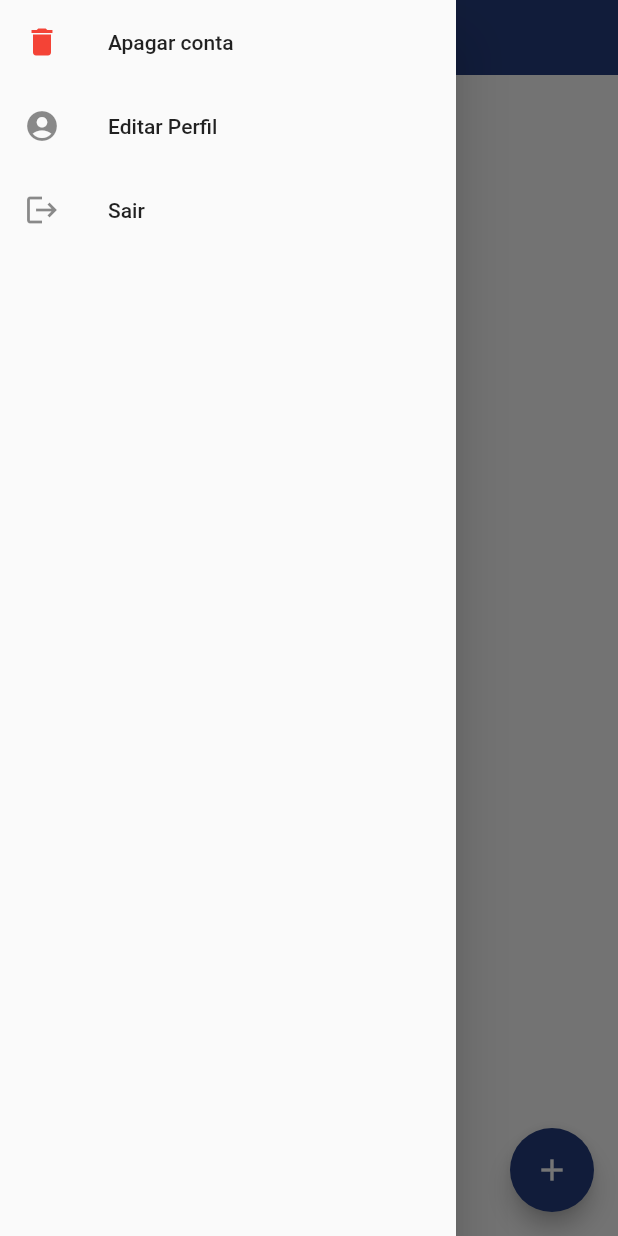
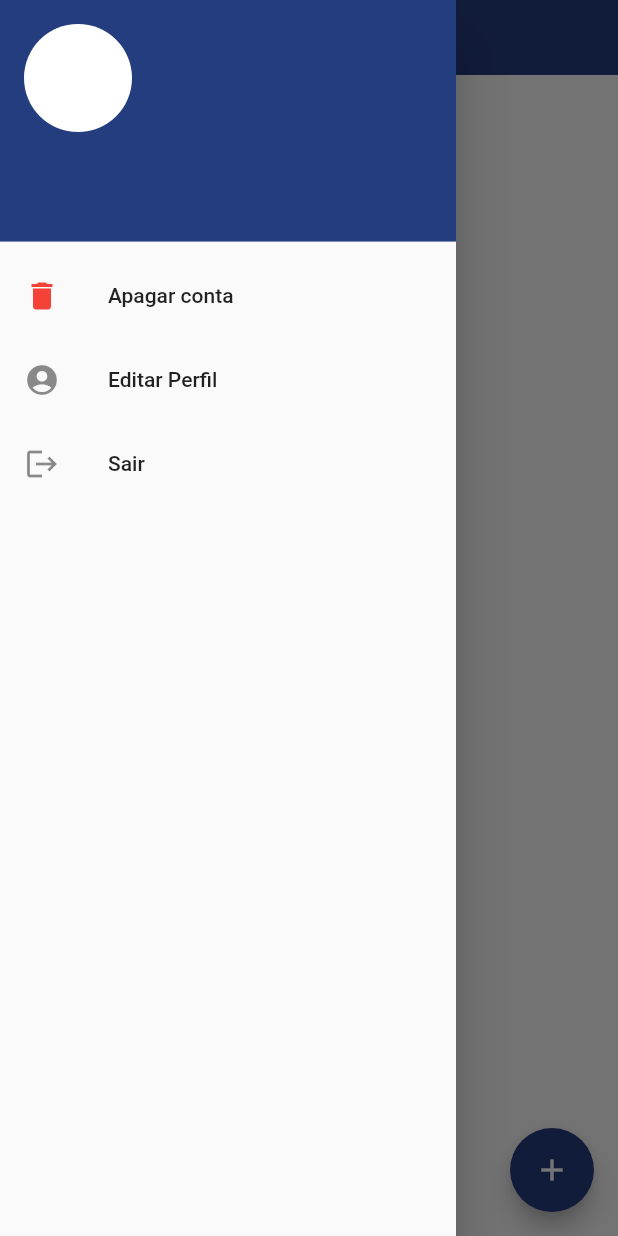
Before and after one commit to GustavoBarroso/seg, a Flutter app: the screen it shows once a user with an empty profile is signed in, with the side drawer open, on a phone screen of 412 x 824 dp. Run offline on Flutter 3.47's test engine with Material 2 defaults, Android fonts, the phone set to English and light mode, and no system bars; our stand-ins replace firebase_auth, firebase_core, geolocator, image_picker, permission_handler; accounts and stored records are empty; network calls fail.

Commit message:
Ajustes de autenticação.

```diff
--- a/lib/login_app.dart
+++ b/lib/login_app.dart
@@ -22,7 +22,9 @@ class RoteadorTelas extends StatelessWidget {
           return const Center(child: CircularProgressIndicator());
         } else {
           if (snapshot.hasData) {
-            return Timeline_Screen();
+            return Timeline_Screen(
+              user: snapshot.data!,
+            );
           } else {
             return TabNavigator();
           }
--- a/lib/timeline_screen.dart
+++ b/lib/timeline_screen.dart
@@ -1,11 +1,15 @@
+import 'package:firebase_auth/firebase_auth.dart';
 import 'package:flutter/cupertino.dart';
 import 'package:flutter/material.dart';
 import 'package:seg/component/show_confirm_password.dart';
 import 'package:seg/services/auth_service.dart';
 import 'report_screen.dart';
 
+class Timeline_Screen extends StatefulWidget {
+  final User user;
 
-class Timeline_Screen extends StatefulWidget {
+  const Timeline_Screen({super.key, required this.user});
+
   @override
   _Timeline_Screen createState() => _Timeline_Screen();
 }
@@ -19,6 +23,18 @@ class _Timeline_Screen extends State<Timeline_Screen> {
       drawer: Drawer(
         child: ListView(
           children: [
+            UserAccountsDrawerHeader(
+              currentAccountPicture: const CircleAvatar(
+                backgroundColor: Colors.white,
+              ),
+              accountName: Text((widget.user.displayName != null)
+                  ? widget.user.displayName!
+                  : ""),
+              accountEmail: Text(widget.user.email!),
+              decoration: BoxDecoration(
+                color: corPrincipal,
+              ),
+            ),
             ListTile(
                 leading: const Icon(
                   Icons.delete,
```
